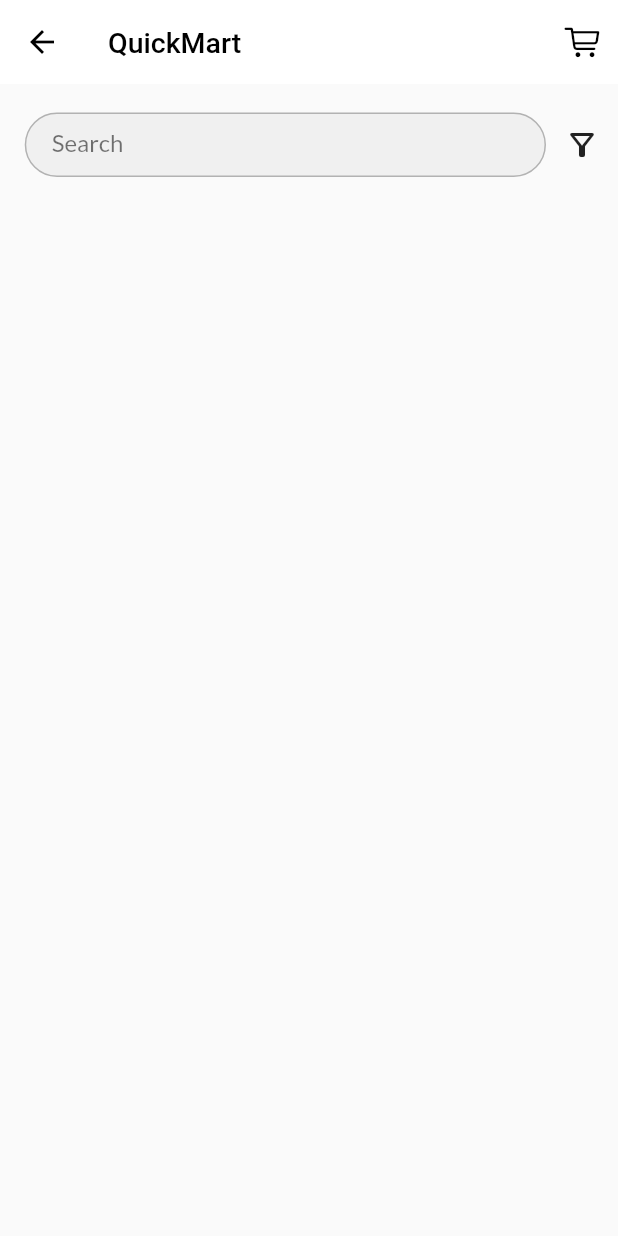
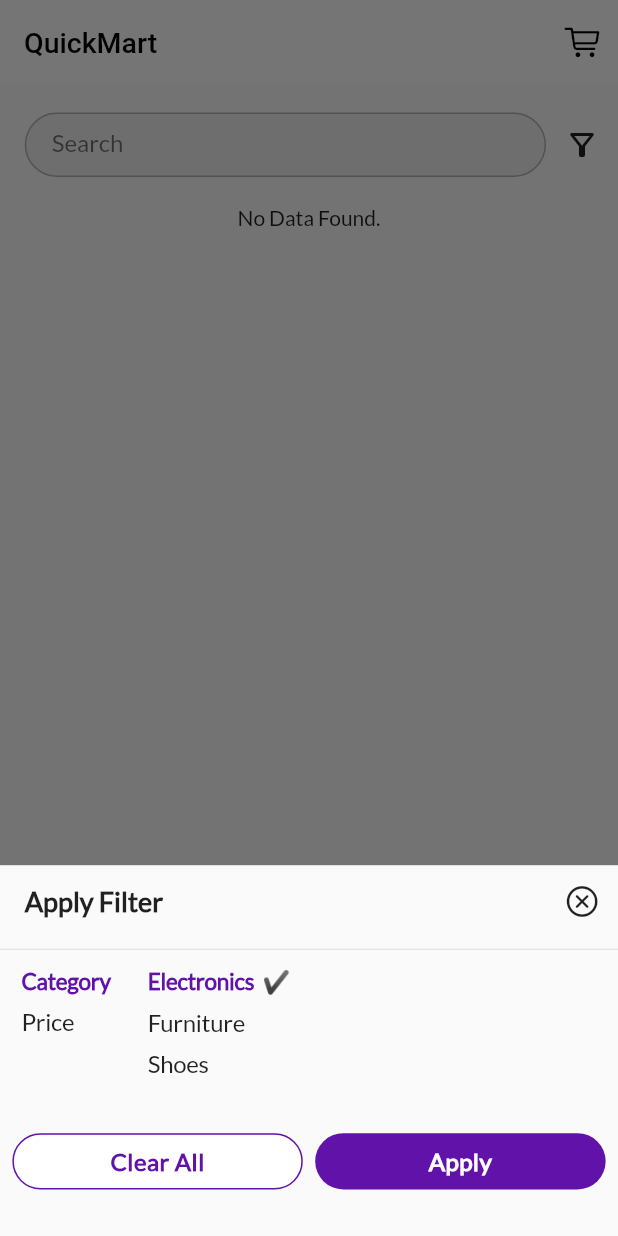
Before and after one commit to anitabalotiya30/quick_mart, a Flutter app: the HomeScreen screen opened directly, after a tap on the "filter alt" icon, on a phone screen of 412 x 824 dp. Run offline on Flutter 3.47's test engine with Material 3 defaults, Android fonts, the phone set to English and light mode, and no system bars; our stand-ins replace cached_network_image, flutter_animate, get, hive_flutter, shimmer; accounts and stored records are empty; network calls fail.

Commit message:
Bug fixing

```diff
--- a/lib/helper/extensions.dart
+++ b/lib/helper/extensions.dart
@@ -1,3 +1,5 @@
 extension MyTextField on String {
   bool get isValid => trim().isNotEmpty;
+
+  int get toInt => int.tryParse(this) ?? 0;
 }
--- a/lib/modules/auth/auth_screen.dart
+++ b/lib/modules/auth/auth_screen.dart
@@ -1,12 +1,11 @@
 import 'package:flutter/material.dart';
 import 'package:get/get.dart';
-import 'package:quick_mart/modules/home/home_screen.dart';
-import 'package:quick_mart/utils/widgets/guest_btn.dart';
 
 import '../../helper/global.dart';
 import '../../utils/constants/str_const.dart';
 import '../../utils/widgets/custom_btn.dart';
 import '../../utils/widgets/custom_text_field.dart';
+import '../../utils/widgets/guest_btn.dart';
 import '../create_account/create_account_screen.dart';
 import 'auth_controller.dart';
 
--- /dev/null
+++ b/lib/modules/home/filter.dart
@@ -0,0 +1,25 @@
+import 'package:get/get.dart';
+
+class FilterModel {
+  final Filters filter;
+  final List<String> list;
+  final selectedListItem = ''.obs;
+
+  FilterModel({required this.filter, required this.list}) {
+    selectedListItem.value = list.first;
+  }
+}
+
+enum Filters { category, price }
+
+extension MyFilter on Filters {
+  String get title => switch (this) {
+        Filters.category => 'Category',
+        Filters.price => 'Price'
+      };
+
+  List<String> get list => switch (this) {
+        Filters.category => ['Electronics', 'Furniture', 'Shoes'],
+        Filters.price => ['\$20 - \$50', '\$50 - \$70', '\$70 - \$100']
+      };
+}
--- a/lib/modules/home/home_controller.dart
+++ b/lib/modules/home/home_controller.dart
@@ -1,20 +1,32 @@
+import 'dart:developer';
+
 import 'package:flutter/material.dart';
 import 'package:get/get.dart';
-import 'package:quick_mart/utils/widgets/create_acc_dialog.dart';
+import 'package:quick_mart/helper/extensions.dart';
 
 import '../../services/api_services.dart';
 import '../../services/pref.dart';
 import '../../utils/constants/api_constants.dart';
+import '../../utils/widgets/create_acc_dialog.dart';
+import 'filter.dart';
 import 'product.dart';
 
 class HomeController extends GetxController {
   final products = <Product>[].obs;
   final listToShow = <Product>[].obs;
+  static final categoryList = <String>[];
   final status = Status.na.obs;
 
   //
   final etSearch = TextEditingController();
   final cartList = [].obs;
+
+  //
+  final selectedFilter = Filters.category.obs;
+  final filterList = List.generate(
+      Filters.values.length,
+      (i) =>
+          FilterModel(filter: Filters.values[i], list: Filters.values[i].list));
 
   @override
   void onInit() {
@@ -30,7 +42,11 @@
     final mainList =
         await ApiServices.getApi(endpoint: ApiConstants.getAllProducts);
     if (mainList != null) {
-      mainList.forEach((e) => products.add(Product.fromJson(e)));
+      mainList.forEach((e) {
+        final p = Product.fromJson(e);
+        products.add(p);
+        categoryList.add(p.category?.name ?? '');
+      });
       listToShow.addAll(products);
       status.value = Status.completed;
     } else {
@@ -45,4 +61,28 @@
       CreateAccDialog().onTap();
     }
   }
+
+  void onApplyFilter() {
+    listToShow.clear();
+
+    final category = filterList
+        .firstWhere((e) => e.filter == Filters.category)
+        .selectedListItem
+        .value
+        .toLowerCase();
+    final price = filterList
+        .firstWhere((e) => e.filter == Filters.price)
+        .selectedListItem
+        .value
+        .toLowerCase();
+
+    final start = price.split('-')[0].replaceAll('\$', '').toInt;
+    final end = price.split('-')[1].replaceAll('\$', '').toInt;
+
+    listToShow.addAll(products.where((p) =>
+        p.category!.name!.toLowerCase().contains(category) &&
+        (p.price! >= start && p.price! <= end)));
+    log('list ---- ${listToShow.length}');
+    Get.back();
+  }
 }
--- a/lib/modules/home/home_screen.dart
+++ b/lib/modules/home/home_screen.dart
@@ -2,13 +2,15 @@
 import 'package:flutter/material.dart';
 import 'package:get/get.dart';
 import 'package:quick_mart/helper/extensions.dart';
-import 'package:quick_mart/utils/widgets/exit_dialog.dart';
 
 import '../../helper/global.dart';
+import '../../utils/widgets/custom_btn.dart';
 import '../../utils/widgets/custom_loading.dart';
 import '../../utils/widgets/custom_text_field.dart';
+import '../../utils/widgets/exit_dialog.dart';
 import '../../utils/widgets/product_card.dart';
 import '../cart/cart_screen.dart';
+import 'filter.dart';
 import 'home_controller.dart';
 import 'product.dart';
 
@@ -34,6 +36,7 @@
         appBar: AppBar(
             title: const Text(appName),
             centerTitle: false,
+            automaticallyImplyLeading: false,
 
             //
             actions: [
@@ -81,7 +84,7 @@
                 // for filter product
                 IconButton(
                     tooltip: 'Filter',
-                    onPressed: () {},
+                    onPressed: () => _FilterBottomsheet().onTap(context, c: _c),
                     icon: const Icon(Icons.filter_alt_outlined))
               ]),
             ),
@@ -94,7 +97,9 @@
                   child: Obx(
                     () => _c.status.value == Status.loading
                         ? const CustomLoading(color: Colors.black)
-                        : Wrap(
+                        : _c.status.value == Status.completed &&
+                                _c.listToShow.isNotEmpty
+                            ? Wrap(
                                 alignment: WrapAlignment.start,
                                 runAlignment: WrapAlignment.start,
                                 spacing: 8,
@@ -109,7 +114,8 @@
                                     ),
                                   )
                                 ],
-                          ),
+                              )
+                            : const Text('No Data Found.'),
                   )),
             ),
           ],
@@ -118,3 +124,128 @@
     );
   }
 }
+
+class _FilterBottomsheet {
+  void onTap(BuildContext context, {required HomeController c}) {
+    showModalBottomSheet(
+        context: context,
+        isScrollControlled: true,
+        constraints:
+            BoxConstraints.expand(width: mq.width, height: mq.height * .3),
+
+        //
+        builder: (context) => Column(children: [
+              Row(
+                mainAxisAlignment: MainAxisAlignment.spaceBetween,
+
+                //
+                children: [
+                  Padding(
+                      padding: EdgeInsets.only(left: mq.width * .04),
+                      child: const Text('Apply Filter',
+                          style: TextStyle(
+                              fontWeight: FontWeight.bold, fontSize: 18))),
+                  IconButton(
+                      onPressed: Get.back,
+                      icon: const Icon(CupertinoIcons.xmark_circle))
+                ],
+              ),
+
+              //
+              const Divider(),
+
+              //
+              Padding(
+                padding: EdgeInsets.symmetric(horizontal: mq.width * .02),
+                child: Row(
+                    crossAxisAlignment: CrossAxisAlignment.start,
+
+                    //
+                    children: [
+                      Column(
+                          crossAxisAlignment: CrossAxisAlignment.start,
+                          children: [
+                            ...Filters.values.map((e) => InkWell(
+                                onTap: () => c.selectedFilter.value = e,
+
+                                //
+                                child: Obx(() => _text(
+                                    e.title, c.selectedFilter.value == e))))
+                          ]),
+
+                      //
+                      SizedBox(width: mq.width * .03),
+
+                      ...c.filterList.map((filter) => Obx(() {
+                            final selected = filter.selectedListItem.value;
+                            return Column(
+                                crossAxisAlignment: CrossAxisAlignment.start,
+                                children: [
+                                  //
+                                  if (c.selectedFilter.value == filter.filter)
+                                    ...filter.list.map((e) => InkWell(
+                                        onTap: () =>
+                                            filter.selectedListItem.value = e,
+                                        child: _text(
+                                            '$e  ${selected == e ? '✔' : ''}',
+                                            selected == e)))
+                                ]);
+                          }))
+                    ]),
+              ),
+              SizedBox(height: mq.height * .04),
+
+              //
+              Padding(
+                padding: EdgeInsets.symmetric(horizontal: mq.width * .02),
+
+                //
+                child: Row(
+                  children: [
+                    //
+                    Expanded(
+                        child: CustomBtn(
+                            onTap: () {
+                              c.listToShow.clear();
+                              c.listToShow.addAll(c.products);
+                              Get.back();
+                            },
+                            fontSize: 16,
+                            whiteBtn: true,
+                            paddingH: mq.width * .04,
+                            text: 'Clear All')),
+                    SizedBox(width: mq.width * .02),
+
+                    //
+                    Expanded(
+                      child: CustomBtn(
+                          onTap: () => c.onApplyFilter(),
+                          fontSize: 16,
+                          paddingH: mq.width * .04,
+                          text: 'Apply'),
+                    ),
+                  ],
+                ),
+              )
+            ]));
+  }
+
+  Widget _text(String text, bool selected) => Padding(
+
+      //
+      padding: EdgeInsets.symmetric(
+          vertical: mq.width * .01, horizontal: mq.width * .015),
+
+      //
+      child: Text(text,
+          textAlign: TextAlign.start,
+
+          //
+          style: TextStyle(
+              letterSpacing: -.2,
+              fontSize: selected ? 15 : 16,
+
+              //
+              color: selected ? pColor : Colors.black87,
+              fontWeight: selected ? FontWeight.w600 : FontWeight.w500)));
+}
--- a/lib/utils/widgets/product_card.dart
+++ b/lib/utils/widgets/product_card.dart
@@ -81,7 +81,4 @@
                   ])
                 ])));
   }
-
-  String get _defaultImg =>
-      'https://img.freepik.com/premium-vector/cartoon-flat-style-drawing-male-photographer-taking-photo-pose-camera-professional-operator-correspondent-man-young-male-with-camera-making-pictures-photo-graphic-design-vector-illustration_620206-4075.jpg';
 }
```
Lines whose indentation alone changed are shown as unchanged.
